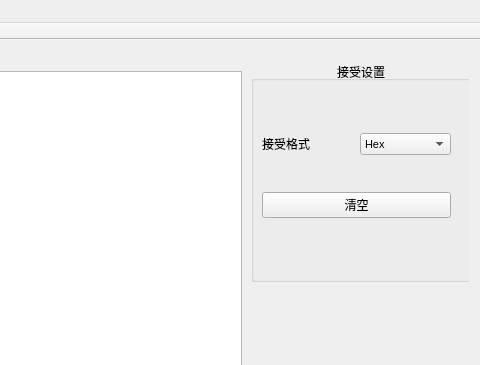
JonahKing/SerialHelper-QT, file SerialHelper/mainwindow.ui: the form before one commit; both pictures show x 320 to 800 and y 0 to 365 of the 800 by 574 pixel window.
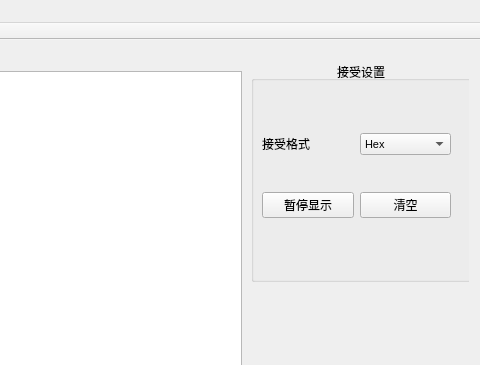
The form after the commit. Icons and pictures are not drawn.

Commit message: 增加接受暂停按钮,点击接受暂停,停止显示数据

```diff
--- a/SerialHelper/mainwindow.ui
+++ b/SerialHelper/mainwindow.ui
@@ -542,13 +542,20 @@
            </item>
           </widget>
          </item>
-         <item row="1" column="0" colspan="2">
+         <item row="1" column="1">
           <widget class="QPushButton" name="ReceiveDataClearButton">
            <property name="text">
             <string>清空</string>
            </property>
           </widget>
          </item>
+         <item row="1" column="0">
+          <widget class="QPushButton" name="REceiveStopButton">
+           <property name="text">
+            <string>暂停显示</string>
+           </property>
+          </widget>
+         </item>
         </layout>
        </widget>
       </widget>
```
The commit also changes 2 other files.
